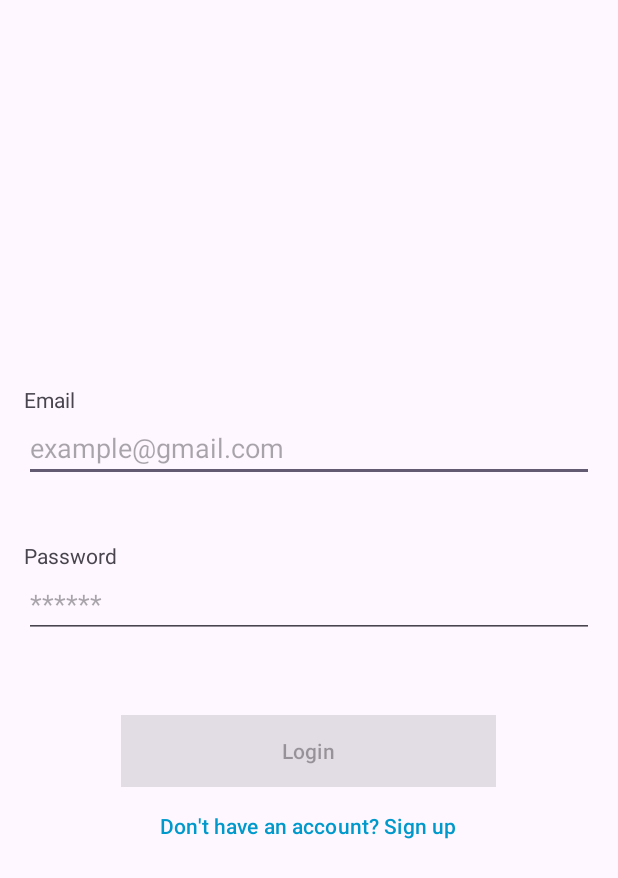
After one commit to andreajhl/kotlin-app-pedidosya, an Android app: the layout activity_login.xml on its own in the app's theme, with its tools: preview values and no code run, on a phone screen of 412 x 824 dp. The commit adds this screen. Shown: the top 878 px of the screen. Run offline under Robolectric (Android 15) with nearby library versions, the phone set to English and light mode, and no system bars.

Commit message:
feat: login user

```diff
--- a/app/src/main/AndroidManifest.xml
+++ b/app/src/main/AndroidManifest.xml
@@ -3,6 +3,7 @@
     xmlns:tools="http://schemas.android.com/tools">
 
     <application
+        android:name=".domain.Application"
         android:allowBackup="true"
         android:dataExtractionRules="@xml/data_extraction_rules"
         android:fullBackupContent="@xml/backup_rules"
@@ -13,7 +14,10 @@
         android:theme="@style/Theme.Kotlinapppedidosya"
         tools:targetApi="31">
         <activity
-            android:name=".MainActivity"
+            android:name=".ui.RegisterDialogFragment"
+            android:exported="false" />
+        <activity
+            android:name=".ui.LoginActivity"
             android:exported="true"
             android:theme="@style/Theme.Kotlinapppedidosya">
             <intent-filter>
--- /dev/null
+++ b/app/src/main/res/layout/activity_login.xml
@@ -0,0 +1,77 @@
+<?xml version="1.0" encoding="utf-8"?>
+<LinearLayout xmlns:android="http://schemas.android.com/apk/res/android"
+    android:layout_width="match_parent"
+    android:layout_height="match_parent"
+    android:gravity="center"
+    android:orientation="vertical"
+    android:padding="16dp">
+
+    <!-- Email -->
+    <TextView
+        android:layout_width="match_parent"
+        android:layout_height="wrap_content"
+        android:layout_marginTop="8dp"
+        android:textAlignment="viewStart"
+        android:text="Email" />
+
+    <EditText
+        android:id="@+id/email"
+        android:layout_width="match_parent"
+        android:layout_height="wrap_content"
+        android:hint="example@gmail.com"
+        android:inputType="textEmailAddress" />
+
+    <TextView
+        android:id="@+id/emailError"
+        android:layout_width="match_parent"
+        android:layout_height="wrap_content"
+        android:layout_marginTop="8dp"
+        android:textAlignment="viewStart"
+        android:textColor="@android:color/holo_red_dark"
+        android:text="" />
+
+    <!-- Password -->
+    <TextView
+        android:layout_width="match_parent"
+        android:layout_height="wrap_content"
+        android:layout_marginTop="12dp"
+        android:textAlignment="viewStart"
+        android:text="Password" />
+
+    <EditText
+        android:id="@+id/password"
+        android:layout_width="match_parent"
+        android:layout_height="wrap_content"
+        android:hint="******"
+        android:inputType="textPassword" />
+
+    <TextView
+        android:id="@+id/passwordError"
+        android:layout_width="match_parent"
+        android:layout_height="wrap_content"
+        android:layout_marginTop="8dp"
+        android:textAlignment="viewStart"
+        android:textColor="@android:color/holo_red_dark"
+        android:text="" />
+
+    <!-- Button Login -->
+    <Button
+        android:id="@+id/btnLogin"
+        android:layout_width="250dp"
+        android:background="@android:color/holo_blue_dark"
+        android:layout_height="wrap_content"
+        android:layout_marginTop="24dp"
+        android:enabled="false"
+        android:text="Login" />
+
+    <!-- Button Register Dialog -->
+    <Button
+        android:id="@+id/btnRegister"
+        android:layout_width="wrap_content"
+        android:layout_height="wrap_content"
+        android:layout_marginTop="2dp"
+        android:background="@android:color/transparent"
+        android:textColor="@android:color/holo_blue_dark"
+        android:text="Don't have an account? Sign up" />
+
+</LinearLayout>
--- a/app/src/main/res/values-land/dimens.xml
+++ b/app/src/main/res/values-land/dimens.xml
@@ -1,3 +1,4 @@
 <resources>
     <dimen name="fab_margin">48dp</dimen>
+    <dimen name="activity_horizontal_margin">48dp</dimen>
 </resources>
--- a/app/src/main/res/values-w1240dp/dimens.xml
+++ b/app/src/main/res/values-w1240dp/dimens.xml
@@ -1,3 +1,4 @@
 <resources>
     <dimen name="fab_margin">200dp</dimen>
+    <dimen name="activity_horizontal_margin">200dp</dimen>
 </resources>
--- a/app/src/main/res/values-w600dp/dimens.xml
+++ b/app/src/main/res/values-w600dp/dimens.xml
@@ -1,3 +1,4 @@
 <resources>
     <dimen name="fab_margin">48dp</dimen>
+    <dimen name="activity_horizontal_margin">48dp</dimen>
 </resources>
--- a/app/src/main/res/values/dimens.xml
+++ b/app/src/main/res/values/dimens.xml
@@ -1,3 +1,8 @@
 <resources>
     <dimen name="fab_margin">16dp</dimen>
+    <!-- Default screen margins, per the Android Design guidelines. -->
+    <dimen name="activity_horizontal_margin">16dp</dimen>
+    <dimen name="activity_vertical_margin">16dp</dimen>
+    <dimen name="list_item_spacing">16dp</dimen>
+    <dimen name="list_item_spacing_half">8dp</dimen>
 </resources>
```
Also changed, not shown: app/build.gradle.kts (+8 -0 lines), app/src/main/java/com/example/kotlin_app_pedidosya/domain/Application.kt (added, +7 -0 lines), app/src/main/java/com/example/kotlin_app_pedidosya/domain/TextChangedListener.kt (added, +18 -0 lines), app/src/main/java/com/example/kotlin_app_pedidosya/ui/LoginActivity.kt (added, +77 -0 lines), app/src/main/java/com/example/kotlin_app_pedidosya/viewModels/LoginViewModel.kt (added, +41 -0 lines), app/src/main/res/layout/content_main.xml (deleted, +0 -19 lines), gradle/libs.versions.toml (+17 -0 lines).
